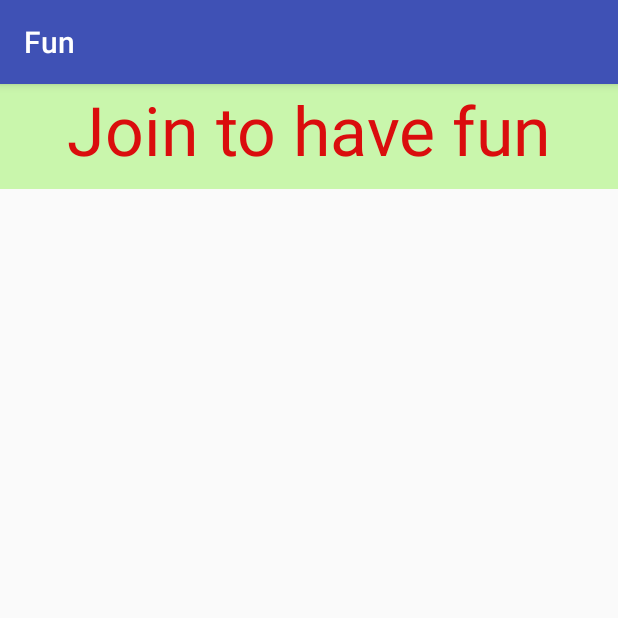
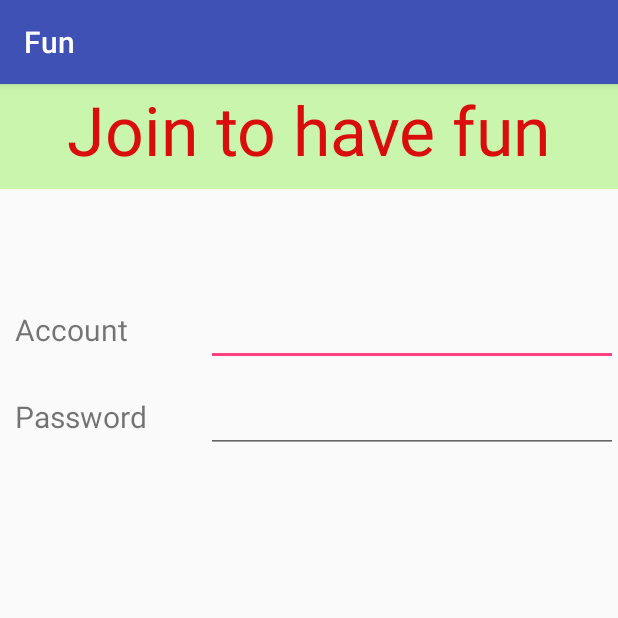
Before and after one commit to qianggenxiadeshuihu/Fun, an Android app: the screen it shows after launch (MainActivity), on a phone screen of 412 x 824 dp, the top half of it. Run offline under Robolectric (Android 15) with nearby library versions, the phone set to English and light mode, and no system bars.

Commit message:
add part of login

```diff
--- a/app/src/main/java/com/jiayi/fun/MainActivity.java
+++ b/app/src/main/java/com/jiayi/fun/MainActivity.java
@@ -2,12 +2,16 @@ package com.jiayi.fun;
 
 import android.support.v7.app.AppCompatActivity;
 import android.os.Bundle;
+import android.view.Window;
+import android.widget.Toast;
 
 public class MainActivity extends AppCompatActivity {
 
     @Override
     protected void onCreate(Bundle savedInstanceState) {
         super.onCreate(savedInstanceState);
+        requestWindowFeature(Window.FEATURE_NO_TITLE);
         setContentView(R.layout.activity_main);
+        Toast.makeText(this, R.string.main_page_toast, Toast.LENGTH_LONG).show();
     }
 }
--- /dev/null
+++ b/app/src/main/res/layout-land/activity_main.xml
@@ -0,0 +1,21 @@
+<?xml version="1.0" encoding="utf-8"?>
+<LinearLayout xmlns:android="http://schemas.android.com/apk/res/android"
+    android:layout_width="match_parent"
+    android:layout_height="match_parent"
+    android:weightSum="1"
+    style="@style/Animation.AppCompat.Dialog"
+    android:gravity="top">
+
+    <TextView
+        android:layout_width="fill_parent"
+        android:layout_height="70dp"
+        android:text="@string/join_to_have_fun"
+        android:id="@+id/title"
+        android:background="#c9f6ac"
+        android:textColor="#da0d0d"
+        android:contextClickable="false"
+        android:textSize="@dimen/abc_text_size_display_2_material"
+        android:textAlignment="center" />
+
+
+</LinearLayout>
--- a/app/src/main/res/layout/activity_main.xml
+++ b/app/src/main/res/layout/activity_main.xml
@@ -1,10 +1,11 @@
 <?xml version="1.0" encoding="utf-8"?>
 <LinearLayout xmlns:android="http://schemas.android.com/apk/res/android"
     android:layout_width="match_parent"
-    android:layout_height="match_parent"
+    android:layout_height="wrap_content"
     android:weightSum="1"
     style="@style/Animation.AppCompat.Dialog"
-    android:gravity="top">
+    android:gravity="top"
+    android:orientation="vertical">
 
     <TextView
         android:layout_width="fill_parent"
@@ -15,5 +16,65 @@
         android:textColor="#da0d0d"
         android:contextClickable="false"
         android:textSize="@dimen/abc_text_size_display_2_material"
-        android:textAlignment="center" />
+        android:textAlignment="center"
+        android:layout_gravity="top"
+        android:layout_weight="1" />
+
+    <LinearLayout
+        android:orientation="horizontal"
+        android:layout_width="match_parent"
+        android:layout_height="wrap_content"
+        android:layout_weight="1"
+        android:weightSum="1"
+        android:layout_marginTop="70dp">
+
+        <TextView
+            android:layout_width="0dp"
+            android:layout_weight="0.3"
+            android:layout_height="wrap_content"
+            android:text="Account"
+            android:id="@+id/textView"
+            android:textSize="20dp"
+            android:layout_marginLeft="10dp"
+            android:layout_marginRight="10dp" />
+
+        <EditText
+            android:layout_weight="0.7"
+            android:layout_width="0dp"
+            android:layout_height="wrap_content"
+            android:inputType="textPersonName"
+            android:id="@+id/editText"
+            android:textSize="20dp"
+            android:textAlignment="center" />
+    </LinearLayout>
+
+    <LinearLayout
+        android:orientation="horizontal"
+        android:layout_width="match_parent"
+        android:layout_height="wrap_content"
+        android:layout_weight="1"
+        android:weightSum="1"
+        android:layout_marginTop="10dp" >
+
+        <TextView
+            android:layout_width="0dp"
+            android:layout_weight="0.3"
+            android:layout_height="wrap_content"
+            android:text="Password"
+            android:id="@+id/textView2"
+            android:textSize="20dp"
+            android:layout_marginLeft="10dp"
+            android:layout_marginRight="10dp" />
+
+        <EditText
+            android:layout_weight="0.7"
+            android:layout_width="0dp"
+            android:layout_height="wrap_content"
+            android:inputType="textPersonName"
+            android:id="@+id/editText2"
+            android:textSize="20dp"
+            android:textAlignment="center" />
+    </LinearLayout>
+
+
 </LinearLayout>
--- a/app/src/main/res/values/strings.xml
+++ b/app/src/main/res/values/strings.xml
@@ -1,4 +1,5 @@
 <resources>
     <string name="app_name">Fun</string>
     <string name="join_to_have_fun">Join to have fun</string>
+    <string name="main_page_toast">Welcome</string>
 </resources>
```
